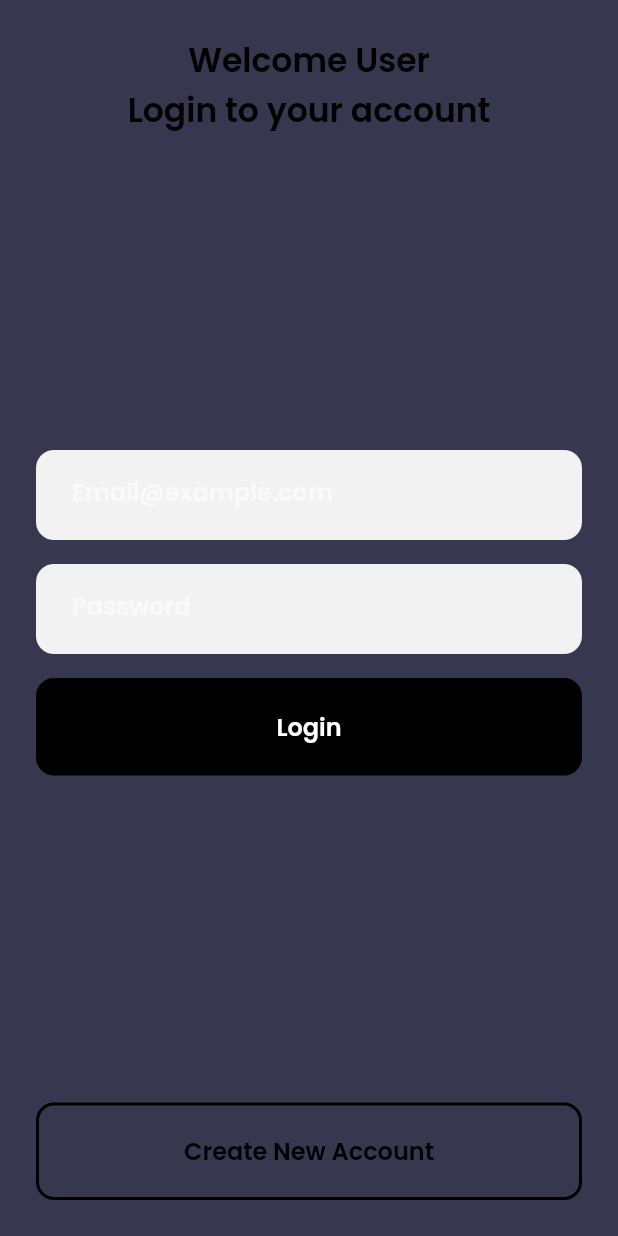
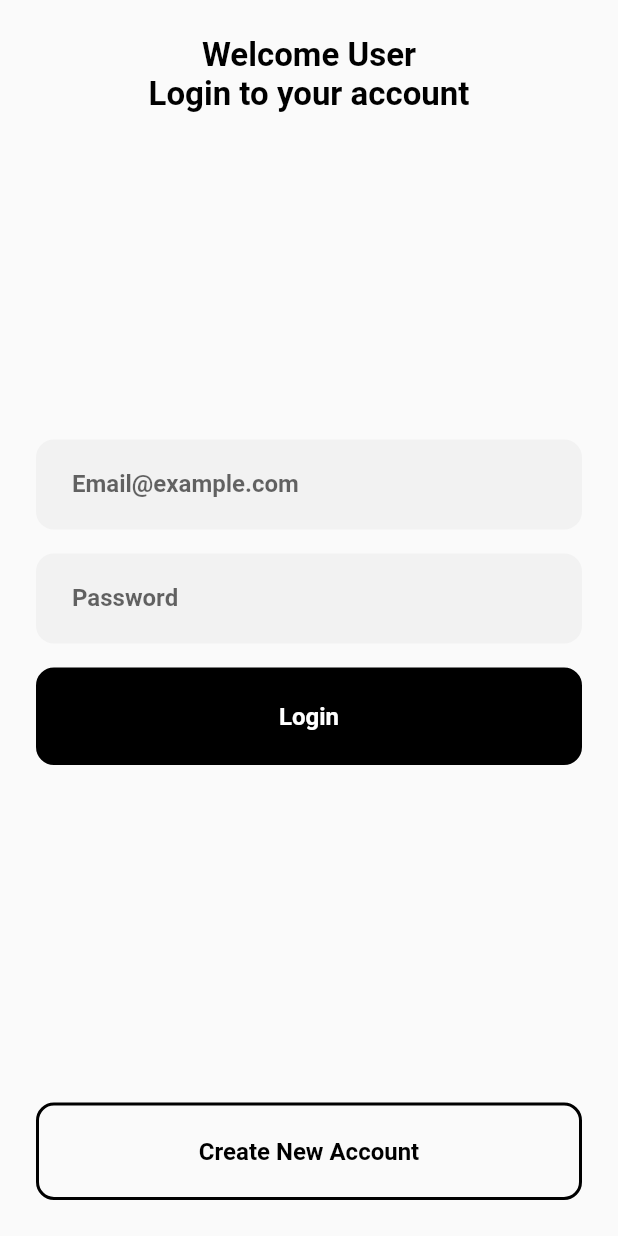
Before and after one commit to ntlygens/odm_ui, a Flutter app: the screen it shows after launch, on a phone screen of 412 x 824 dp. Run offline on Flutter 3.47's test engine with Material 2 defaults, Android fonts, the light colour scheme and no system bars; our stand-ins replace cloud_firestore, firebase_auth, firebase_core, fl_chart, flutter_svg, google_fonts and 1 more; missing offline and left inert: dart:ffi, dart:html; accounts and stored records are empty; Roboto replaces fonts that are missing (Acme).

Commit message:
ODM-UI 1.1.7.8
Resumed work 9/19/23

```diff
--- a/lib/dashboard_screen.dart
+++ b/lib/dashboard_screen.dart
@@ -1,6 +1,6 @@
 import 'package:flutter/material.dart';
 import 'package:odm_ui/constants.dart';
-import 'package:odm_ui/controllers/menu_controller.dart';
+// import 'package:odm_ui/controllers/menu_controller.dart';
 import 'package:odm_ui/responsive.dart';
 import 'package:odm_ui/screens/header.dart';
 import 'package:odm_ui/screens/service_products_page.dart';
@@ -43,7 +43,7 @@ class _DashboardScreenState extends State<DashboardScreen>{
   @override
   Widget build(BuildContext context) {
     return Scaffold(
-      key: context.read<MenuController>().scaffoldKey,
+      // key: context.read<MenuController>().scaffoldKey,
       drawer: SideMenu(),
       body: SafeArea(
         child: Row(
--- a/lib/main.dart
+++ b/lib/main.dart
@@ -1,24 +1,17 @@
 import 'package:firebase_core/firebase_core.dart';
 import 'package:flutter/material.dart';
 import 'package:google_fonts/google_fonts.dart';
-import 'package:odm_ui/constants.dart';
-import 'package:odm_ui/controllers/menu_controller.dart';
 import 'package:odm_ui/screens/landing_page.dart';
-import 'package:provider/provider.dart';
+
 import 'firebase_options.dart';
 
 void main() async {
   // print('-- main');
   WidgetsFlutterBinding.ensureInitialized();
   // print('-- WidgetsFlutterBinding.ensureInitialized');
+  // await Firebase.initializeApp();
   await Firebase.initializeApp(
     options: DefaultFirebaseOptions.currentPlatform,
-    // options: FirebaseOptions(
-    //   apiKey: "XXX", // Your apiKey
-    //   appId: "XXX", // Your appId
-    //   messagingSenderId: "XXX", // Your messagingSenderId
-    //   projectId: "XXX", // Your projectId
-    // ),
   );
   // print('-- main: Firebase.initializeApp');
   runApp( MyApp() );
@@ -31,35 +24,17 @@ class MyApp extends StatelessWidget {
   Widget build(BuildContext context) {
     return MaterialApp(
       debugShowCheckedModeBanner: false,
-      title: 'OnDaMenu UI',
-      theme: ThemeData.dark().copyWith(
-        scaffoldBackgroundColor: bgColor,
-        textTheme: GoogleFonts.poppinsTextTheme(
-            Theme.of(context).textTheme
-                .apply(bodyColor: Colors.white),
+      theme: ThemeData(
+        textTheme: GoogleFonts.acmeTextTheme(
+          Theme.of(context).textTheme,
         ),
-        canvasColor: secondaryColor,
-        // textTheme: GoogleFonts.acmeTextTheme(
-        //   Theme.of(context).textTheme,
-        // ),
-        // colorScheme: ColorScheme.fromSwatch()
-        //     .copyWith(
-        //       primary: Color(0xFFFF1E80),
-        //       secondary: Color(0xFF1EFF22),
-        //     ),
+        colorScheme: ColorScheme.fromSwatch()
+            .copyWith(
+              primary: Color(0xFFFF1E80),
+              secondary: Color(0xFF1EFF22),
+            ),
       ),
-      // home: LandingPage(),
-
-      // TODO: Uncomment when sidemenu is added
-      home: MultiProvider(
-          providers: [
-            ChangeNotifierProvider<MenuController>(
-              create: (context) => MenuController(),
-            )
-          ],
-          child: LandingPage(),
-
-      )
+      home: LandingPage(),
     );
   }
 }
--- a/lib/screens/header.dart
+++ b/lib/screens/header.dart
@@ -1,4 +1,4 @@
-import 'package:odm_ui/controllers/menu_controller.dart';
+// import 'package:odm_ui/controllers/menu_controller.dart';
 import 'package:odm_ui/responsive.dart';
 import 'package:flutter/material.dart';
 import 'package:flutter_svg/flutter_svg.dart';
@@ -16,8 +16,9 @@ class Header extends StatelessWidget {
       children: [
         if (!Responsive.isDesktop(context))
           IconButton(
+            color: const Color(0xFF42A5F5),
             onPressed: () {
-              context.read<MenuController>().controlMenu();
+              // context.read<MenuController>().controlMenu();
             },
             icon: Icon(Icons.menu),
           ),
--- a/lib/screens/home_page.dart
+++ b/lib/screens/home_page.dart
@@ -7,7 +7,7 @@ import 'package:odm_ui/tabs/shoppingcart_tab.dart';
 import 'package:odm_ui/widgets/bottom_tabs.dart';
 
 import 'side_menu.dart';
-import 'package:odm_ui/controllers/menu_controller.dart';
+// import 'package:odm_ui/controllers/menu_controller.dart';
 import 'package:odm_ui/constants.dart';
 import 'package:odm_ui/responsive.dart';
 
@@ -38,7 +38,7 @@ class _HomePageState extends State<HomePage> {
   @override
   Widget build(BuildContext context) {
     return Scaffold(
-      key: context.read<MenuController>().scaffoldKey,
+      // key: context.read<MenuController>().scaffoldKey,
       drawer: SideMenu(),
       body: SafeArea(
         child: Row(
--- a/lib/tabs/shoppingcart_tab.dart
+++ b/lib/tabs/shoppingcart_tab.dart
@@ -1,6 +1,6 @@
 import 'package:flutter/material.dart';
 import 'package:odm_ui/constants.dart';
-import 'package:odm_ui/controllers/menu_controller.dart';
+// import 'package:odm_ui/controllers/menu_controller.dart';
 import 'package:odm_ui/widgets/action_bar.dart';
 import 'package:odm_ui/widgets/chart.dart';
 import 'package:odm_ui/widgets/storage_info_card.dart';
--- a/lib/widgets/bottom_tabs.dart
+++ b/lib/widgets/bottom_tabs.dart
@@ -86,7 +86,7 @@ class BottomTabsBtn extends StatelessWidget {
         decoration: BoxDecoration(
           border: Border(
             top: BorderSide(
-              color: _selected ? Theme.of(context).accentColor : Colors.transparent,
+              color: _selected ? Theme.of(context).colorScheme.secondary : Colors.transparent,
               width: 2
             )
           )
--- a/lib/widgets/category_types.dart
+++ b/lib/widgets/category_types.dart
@@ -182,7 +182,7 @@ class _CategoryTypesState extends State<CategoryTypes> {
                         decoration: BoxDecoration(
                           color: productSnap.data['isSelected'] ? Theme
                               .of(context)
-                              .accentColor : Color(0xFFDCDCDC),
+                              .colorScheme.secondary : Color(0xFFDCDCDC),
                           borderRadius: BorderRadius.circular(8),
                         ),
 
```
Also changed, not shown: lib/controllers/menu_controller.dart (+5 -3 lines), lib/screens/selected_service_page.dart (+7 -0 lines), pubspec.yaml (+12 -13 lines), pubspec.lock, 3 other files.
